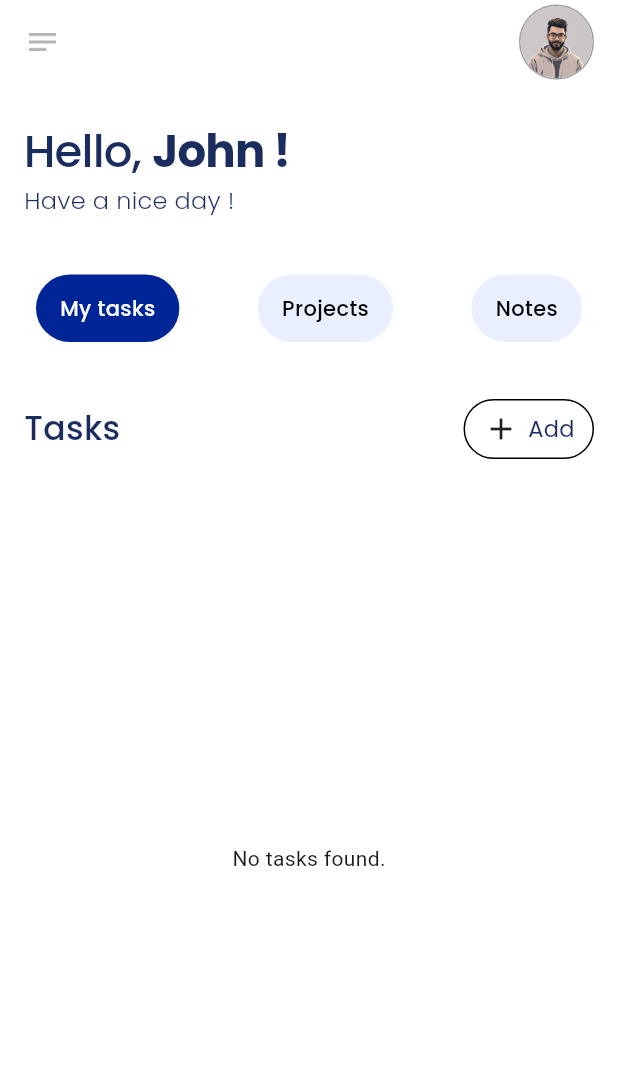
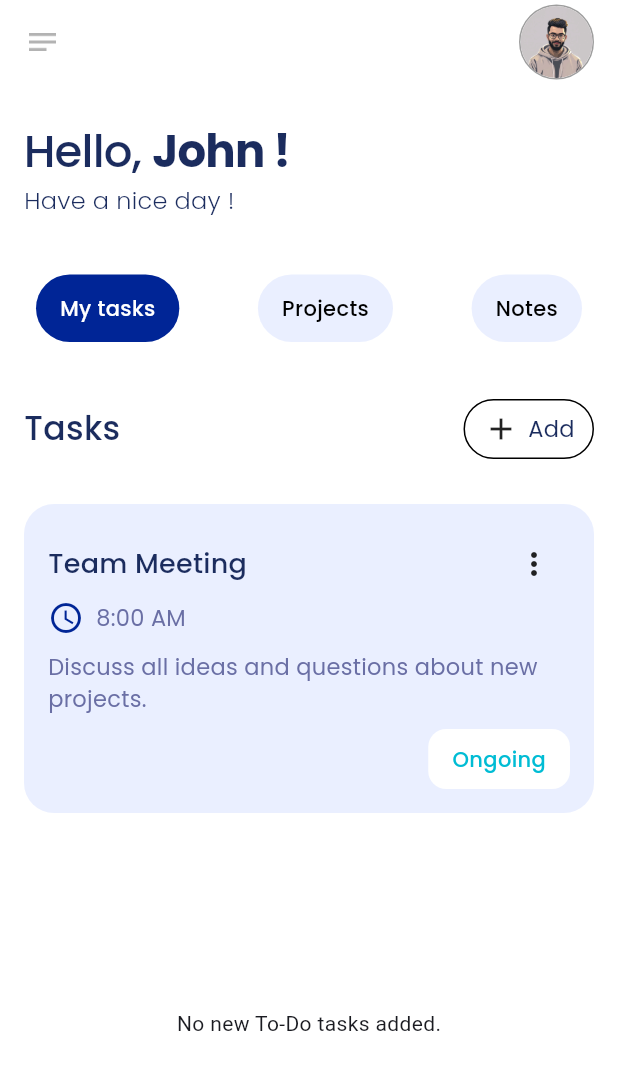
Before and after one commit to ShashiniAluthge/TaskBuddy, a Flutter app: the screen it shows after launch, on a phone screen of 412 x 824 dp. Shown: the top 1070 px of the screen. Run offline on Flutter 3.47's test engine with Material 3 defaults, Android fonts, the phone set to English and light mode, and no system bars; our stand-ins replace get, google_fonts, shared_preferences.

Commit message:
implement delete method in task card

```diff
--- a/lib/screens/homeScreen.dart
+++ b/lib/screens/homeScreen.dart
@@ -169,9 +169,16 @@ class _HomeScreenState extends State<HomeScreen> {
               ],
             ),
             const SizedBox(height: 30.0),
+            TaskCard(
+              taskTitle: 'Team Meeting',
+              taskTime: '8:00 AM',
+              taskDescription:
+              'Discuss all ideas and questions about new projects.',
+              taskStatus: 'Ongoing', onDelete: () {  },
+            ),
             Expanded(
               child: taskList.isEmpty
-                  ? const Center(child: Text('No tasks found.'))
+                  ? const Center(child: Text('No new To-Do tasks added.'))
                   : ListView.builder(
                       itemCount: taskList.length,
                       itemBuilder: (context, index) {
@@ -181,10 +188,20 @@ class _HomeScreenState extends State<HomeScreen> {
                           taskTime: task['startTime'] ?? 'No time',
                           taskDescription:
                               task['description'] ?? 'No description',
+                          onDelete: () async {
+                            setState(() {
+                              taskList.removeAt(index);
+                            });
+                            SharedPreferences prefs =
+                                await SharedPreferences.getInstance();
+                            await prefs.setStringList('tasks',
+                                taskList.map((e) => jsonEncode(e)).toList());
+                          },
                         );
                       },
                     ),
             ),
+
           ],
         ),
       ),
--- a/lib/widgets/taskCard.dart
+++ b/lib/widgets/taskCard.dart
@@ -7,13 +7,15 @@ class TaskCard extends StatelessWidget {
   final String taskTime;
   final String taskDescription;
   final String taskStatus;
+  final VoidCallback onDelete;
 
   const TaskCard(
       {super.key,
       required this.taskTitle,
       required this.taskTime,
       required this.taskDescription,
-       this.taskStatus = 'To Do'});
+      this.taskStatus = 'To Do',
+      required this.onDelete});
 
   @override
   Widget build(BuildContext context) {
@@ -43,7 +45,9 @@ class TaskCard extends StatelessWidget {
                           color: Colors.white,
                           onSelected: (value) {
                             if (value == 'Edit') {
-                          } else if (value == 'Delete') {}
+                            } else if (value == 'Delete') {
+                              onDelete();
+                            }
                           },
                           shape: RoundedRectangleBorder(
                               borderRadius: BorderRadius.circular(15.0)),
@@ -67,6 +71,7 @@ class TaskCard extends StatelessWidget {
                                 ))
                           ],
                         ),
+
                     ],
                   ),
                   Row(
```
Lines whose indentation alone changed are shown as unchanged.
